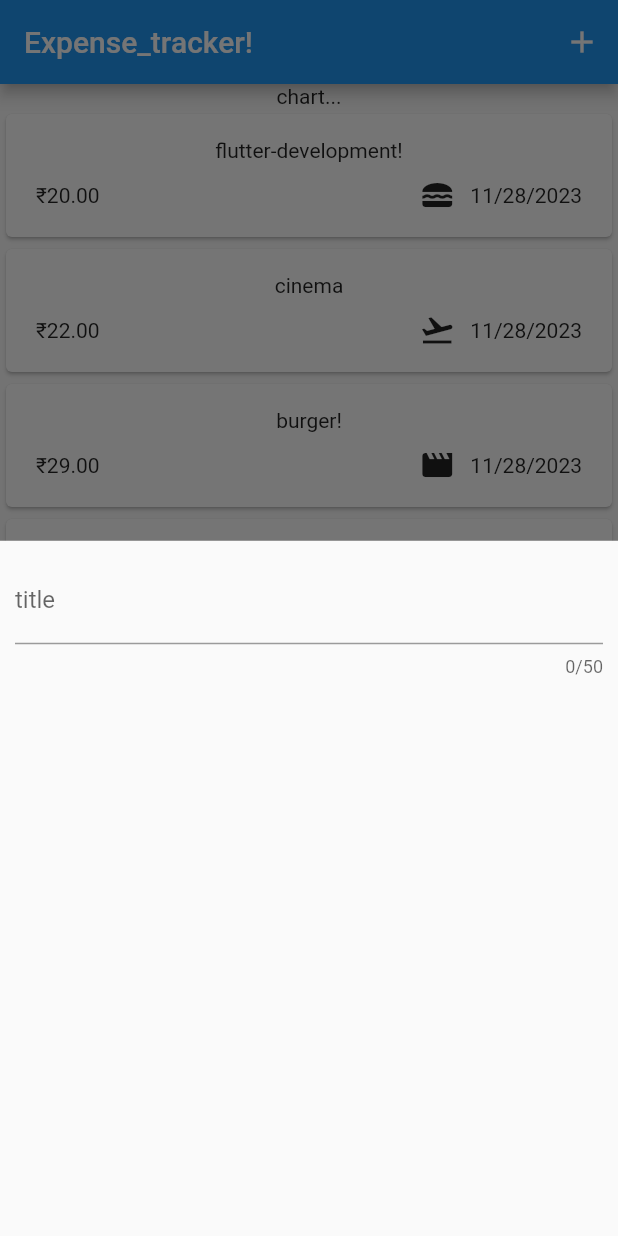
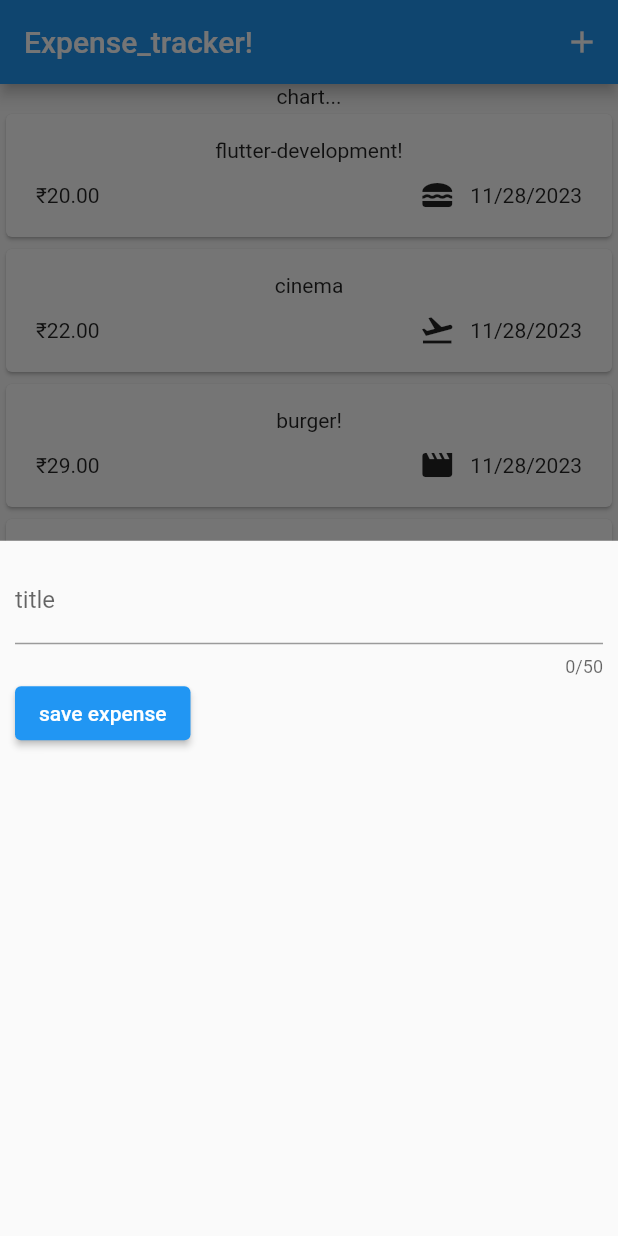
Before and after one commit to rinku-kr/expense_tracker, a Flutter app: the screen it shows after launch, after a tap on the "add" icon, on a phone screen of 412 x 824 dp. Run offline on Flutter 3.47's test engine with Material 2 defaults, Android fonts, the phone set to English and light mode, and no system bars.

```diff
--- a/lib/widgets/new_expense.dart
+++ b/lib/widgets/new_expense.dart
@@ -9,17 +9,28 @@ class NewExpense extends StatefulWidget {
   }
 }
 
+var _enteredTitle = '';
+void _saveInputfield(String inputValue) {
+  _enteredTitle = inputValue;
+}
+
 class _NewExpenseState extends State<NewExpense> {
   @override
   Widget build(BuildContext cont) {
     return Padding(
       padding: const EdgeInsets.all(10),
-      child: Column(children: const [
-        TextField(
+      child: Column(children: [
+        const TextField(
           maxLength: 50,
+          onChanged: _saveInputfield,
           decoration: InputDecoration(
             label: Text('title'),
           ),
+        ),
+        Row(
+          children: [
+            ElevatedButton(onPressed: () {}, child: const Text("save expense"))
+          ],
         )
       ]),
     );
```
